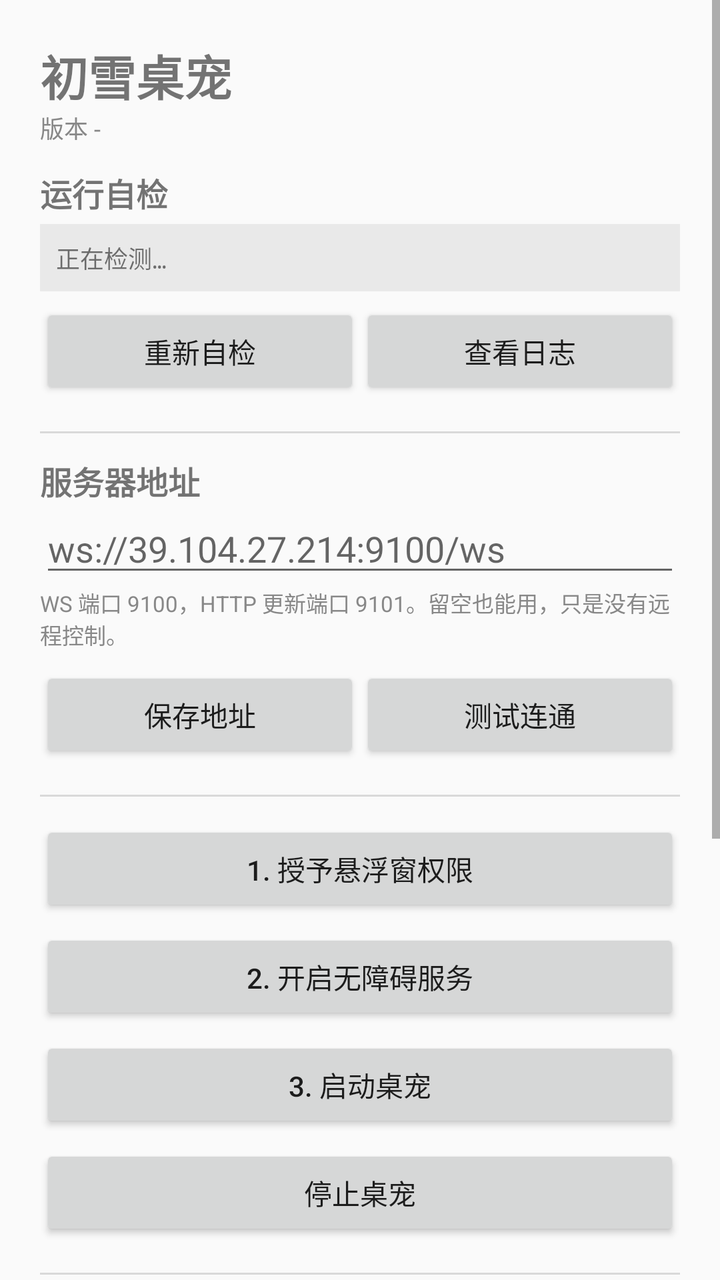
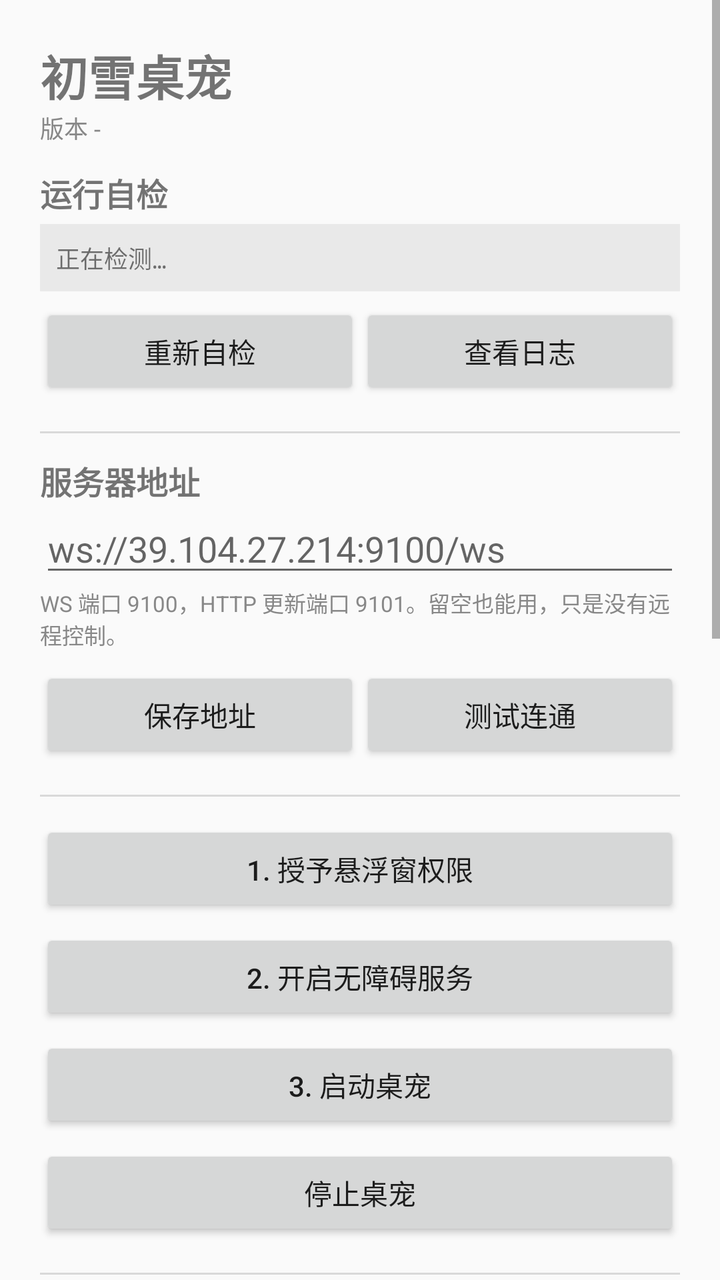

An Android layout rendered at two revisions. The XML below is the earlier revision; the diff shows what the commit changed to produce the second picture.
<!-- AndroidManifest.xml: application theme Theme.AppCompat.DayNight -->
<!-- res/layout/activity_main.xml -->
<?xml version="1.0" encoding="utf-8"?>
<ScrollView xmlns:android="http://schemas.android.com/apk/res/android"
    android:layout_width="match_parent"
    android:layout_height="match_parent">

    <LinearLayout
        android:layout_width="match_parent"
        android:layout_height="wrap_content"
        android:orientation="vertical"
        android:padding="20dp">

        <TextView
            android:layout_width="wrap_content"
            android:layout_height="wrap_content"
            android:text="初雪桌宠"
            android:textSize="24sp"
            android:textStyle="bold" />

        <TextView
            android:id="@+id/tv_version"
            android:layout_width="wrap_content"
            android:layout_height="wrap_content"
            android:textSize="12sp"
            android:textColor="#888888"
            android:layout_marginBottom="12dp"
            android:text="版本 -" />

        
        <TextView
            android:layout_width="wrap_content"
            android:layout_height="wrap_content"
            android:text="运行自检"
            android:textSize="16sp"
            android:textStyle="bold" />

        <TextView
            android:id="@+id/tv_diagnostics"
            android:layout_width="match_parent"
            android:layout_height="wrap_content"
            android:textSize="12sp"
            android:fontFamily="monospace"
            android:lineSpacingExtra="2dp"
            android:padding="8dp"
            android:background="#11000000"
            android:layout_marginTop="4dp"
            android:text="正在检测…" />

        <LinearLayout
            android:layout_width="match_parent"
            android:layout_height="wrap_content"
            android:orientation="horizontal"
            android:layout_marginTop="6dp">

            <Button
                android:id="@+id/btn_refresh_diag"
                android:layout_width="0dp"
                android:layout_weight="1"
                android:layout_height="wrap_content"
                android:text="重新自检" />

            <Button
                android:id="@+id/btn_view_log"
                android:layout_width="0dp"
                android:layout_weight="1"
                android:layout_height="wrap_content"
                android:text="查看日志" />
        </LinearLayout>

        <View
            android:layout_width="match_parent"
            android:layout_height="1dp"
            android:background="#22000000"
            android:layout_marginTop="16dp"
            android:layout_marginBottom="12dp" />

        <TextView
            android:layout_width="wrap_content"
            android:layout_height="wrap_content"
            android:text="服务器地址"
            android:textSize="16sp"
            android:textStyle="bold" />

        <EditText
            android:id="@+id/et_server_url"
            android:layout_width="match_parent"
            android:layout_height="wrap_content"
            android:hint="ws://39.104.27.214:9100/ws"
            android:inputType="textUri"
            android:maxLines="1" />

        <TextView
            android:layout_width="match_parent"
            android:layout_height="wrap_content"
            android:text="WS 端口 9100，HTTP 更新端口 9101。留空也能用，只是没有远程控制。"
            android:textSize="11sp"
            android:textColor="#888888" />

        <LinearLayout
            android:layout_width="match_parent"
            android:layout_height="wrap_content"
            android:orientation="horizontal"
            android:layout_marginTop="8dp">

            <Button
                android:id="@+id/btn_save"
                android:layout_width="0dp"
                android:layout_weight="1"
                android:layout_height="wrap_content"
                android:text="保存地址" />

            <Button
                android:id="@+id/btn_test_conn"
                android:layout_width="0dp"
                android:layout_weight="1"
                android:layout_height="wrap_content"
                android:text="测试连通" />
        </LinearLayout>

        <View
            android:layout_width="match_parent"
            android:layout_height="1dp"
            android:background="#22000000"
            android:layout_marginTop="16dp"
            android:layout_marginBottom="12dp" />

        <Button
            android:id="@+id/btn_overlay_perm"
            android:layout_width="match_parent"
            android:layout_height="wrap_content"
            android:text="1. 授予悬浮窗权限" />

        <Button
            android:id="@+id/btn_acc_perm"
            android:layout_width="match_parent"
            android:layout_height="wrap_content"
            android:text="2. 开启无障碍服务"
            android:layout_marginTop="6dp" />

        <Button
            android:id="@+id/btn_start"
            android:layout_width="match_parent"
            android:layout_height="wrap_content"
            android:text="3. 启动桌宠"
            android:layout_marginTop="6dp" />

        <Button
            android:id="@+id/btn_stop"
            android:layout_width="match_parent"
            android:layout_height="wrap_content"
            android:text="停止桌宠"
            android:layout_marginTop="6dp" />

        <View
            android:layout_width="match_parent"
            android:layout_height="1dp"
            android:background="#22000000"
            android:layout_marginTop="16dp"
            android:layout_marginBottom="12dp" />

        <TextView
            android:layout_width="wrap_content"
            android:layout_height="wrap_content"
            android:text="角色"
            android:textSize="14sp" />

        <Spinner
            android:id="@+id/sp_role"
            android:layout_width="match_parent"
            android:layout_height="wrap_content" />

        <TextView
            android:layout_width="wrap_content"
            android:layout_height="wrap_content"
            android:text="皮肤"
            android:textSize="14sp"
            android:layout_marginTop="8dp" />

        <Spinner
            android:id="@+id/sp_skin"
            android:layout_width="match_parent"
            android:layout_height="wrap_content" />

        <TextView
            android:id="@+id/tv_size_label"
            android:layout_width="wrap_content"
            android:layout_height="wrap_content"
            android:text="大小：100%"
            android:textSize="14sp"
            android:layout_marginTop="16dp" />

        <SeekBar
            android:id="@+id/sb_size"
            android:layout_width="match_parent"
            android:layout_height="wrap_content"
            android:max="250"
            android:progress="100" />

        <Switch
            android:id="@+id/sw_behavior"
            android:layout_width="match_parent"
            android:layout_height="wrap_content"
            android:text="自主行为（待机 / 走路）"
            android:layout_marginTop="12dp" />

        <Button
            android:id="@+id/btn_check_update"
            android:layout_width="match_parent"
            android:layout_height="wrap_content"
            android:text="检查更新"
            android:layout_marginTop="12dp" />

        <TextView
            android:layout_width="match_parent"
            android:layout_height="wrap_content"
            android:text="双击桌宠弹出输入框，长按切换皮肤，拖动移动位置。"
            android:textSize="11sp"
            android:textColor="#888888"
            android:layout_marginTop="16dp"
            android:layout_marginBottom="24dp" />
    </LinearLayout>
</ScrollView>
<!-- resources referenced by this layout -->
<resources>

</resources>

<!-- the commit's change to res/layout/activity_main.xml (unified diff, before → after) -->
@@ -209,6 +209,90 @@
             android:text="检查更新"
             android:layout_marginTop="12dp" />
 
+        <View
+            android:layout_width="match_parent"
+            android:layout_height="1dp"
+            android:background="#22000000"
+            android:layout_marginTop="16dp"
+            android:layout_marginBottom="12dp" />
+
+        
+        <TextView
+            android:layout_width="wrap_content"
+            android:layout_height="wrap_content"
+            android:text="MAA-Meow 联动"
+            android:textSize="16sp"
+            android:textStyle="bold" />
+
+        <TextView
+            android:id="@+id/tv_maa_status"
+            android:layout_width="match_parent"
+            android:layout_height="wrap_content"
+            android:textSize="12sp"
+            android:fontFamily="monospace"
+            android:lineSpacingExtra="2dp"
+            android:padding="8dp"
+            android:background="#11000000"
+            android:layout_marginTop="4dp"
+            android:text="未检测" />
+
+        <EditText
+            android:id="@+id/et_maa_profile"
+            android:layout_width="match_parent"
+            android:layout_height="wrap_content"
+            android:hint="任务配置 UUID（MAA-Meow 后台任务里复制）"
+            android:inputType="text"
+            android:maxLines="1"
+            android:layout_marginTop="6dp" />
+
+        <Switch
+            android:id="@+id/sw_maa_force"
+            android:layout_width="match_parent"
+            android:layout_height="wrap_content"
+            android:text="强制启动（忽略游戏已在运行）" />
+
+        <LinearLayout
+            android:layout_width="match_parent"
+            android:layout_height="wrap_content"
+            android:orientation="horizontal"
+            android:layout_marginTop="6dp">
+
+            <Button
+                android:id="@+id/btn_maa_check"
+                android:layout_width="0dp"
+                android:layout_weight="1"
+                android:layout_height="wrap_content"
+                android:text="检测" />
+
+            <Button
+                android:id="@+id/btn_maa_start"
+                android:layout_width="0dp"
+                android:layout_weight="1"
+                android:layout_height="wrap_content"
+                android:text="启动任务" />
+
+            <Button
+                android:id="@+id/btn_maa_stop"
+                android:layout_width="0dp"
+                android:layout_weight="1"
+                android:layout_height="wrap_content"
+                android:text="停止" />
+        </LinearLayout>
+
+        <Button
+            android:id="@+id/btn_maa_open"
+            android:layout_width="match_parent"
+            android:layout_height="wrap_content"
+            android:text="打开 MAA-Meow 主界面"
+            android:layout_marginTop="6dp" />
+
+        <TextView
+            android:layout_width="match_parent"
+            android:layout_height="wrap_content"
+            android:text="MAA-Meow 需自行安装，且要 root 或 Shizuku 授权才能被拉起。Shizuku 通道当前不可用（反射待修），只有 root 机能用。"
+            android:textSize="11sp"
+            android:textColor="#888888" />
+
         <TextView
             android:layout_width="match_parent"
             android:layout_height="wrap_content"
